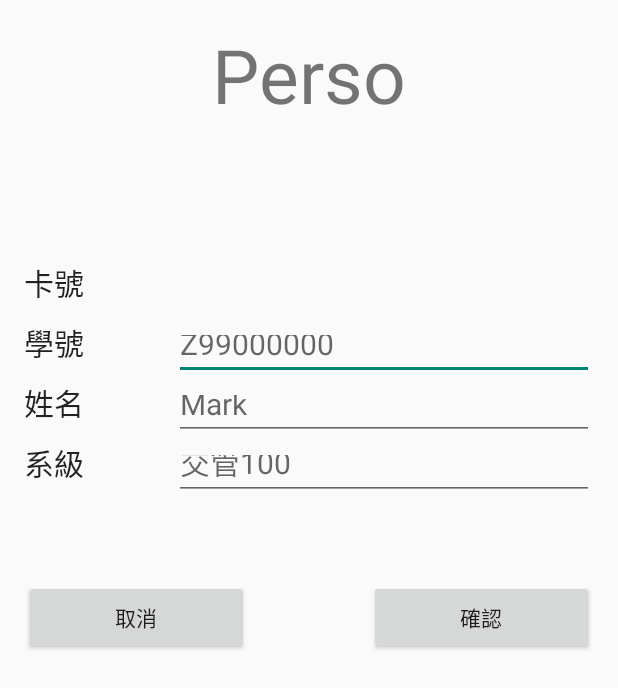
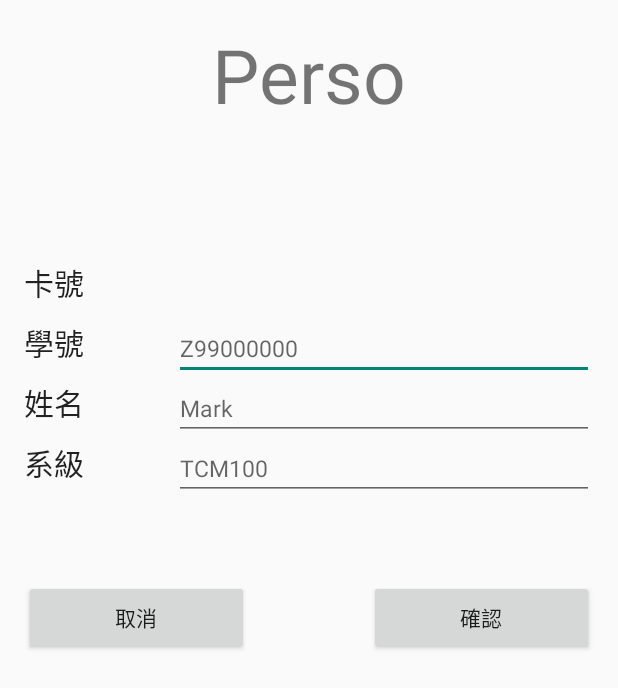
Before and after one commit to Alexpon/Android_StudentCard_Roster, an Android app: the MainActivity screen opened directly, with no data from a screen before it, after a tap on "首次使用", on a phone screen of 412 x 824 dp. Shown: the top 688 px of the screen. Run offline under Robolectric (Android 15) with nearby library versions, the phone set to English and light mode, and no system bars; pictures from the network do not load; 5 statements that could not run were skipped.

Commit message:
app 3.0
增加音效
修改一些Layout設定

```diff
--- a/app/src/main/java/mbp/alexpon/com/cardreader/MainActivity.java
+++ b/app/src/main/java/mbp/alexpon/com/cardreader/MainActivity.java
@@ -4,7 +4,11 @@ import android.app.Activity;
 import android.app.PendingIntent;
 import android.content.Intent;
 import android.content.IntentFilter;
+import android.media.AudioAttributes;
+import android.media.AudioManager;
+import android.media.SoundPool;
 import android.nfc.NfcAdapter;
+import android.os.Build;
 import android.os.Bundle;
 import android.text.format.Time;
 import android.text.method.ScrollingMovementMethod;
@@ -35,6 +39,9 @@ public class MainActivity extends Activity {
     private PendingIntent pendingIntent;
     private IntentFilter[] intentFilter;
 
+    private SoundPool soundPool;
+    private int sneezeId;
+
     @Override
     protected void onCreate(Bundle savedInstanceState) {
         super.onCreate(savedInstanceState);
@@ -44,6 +51,24 @@ public class MainActivity extends Activity {
         pendingSetting();
         myNfcAdapter = NfcAdapter.getDefaultAdapter(this);
         checkNfc();
+
+        if(Build.VERSION.SDK_INT >= Build.VERSION_CODES.LOLLIPOP){
+            AudioAttributes aa = new AudioAttributes.Builder()
+                    .setContentType(AudioAttributes.CONTENT_TYPE_MUSIC)
+                    .setUsage(AudioAttributes.USAGE_GAME)
+                    .build();
+
+            soundPool = new SoundPool.Builder()
+                    .setMaxStreams(10)
+                    .setAudioAttributes(aa)
+                    .build();
+            sneezeId = soundPool.load(this, R.raw.bee, 1);
+        }
+        else{
+            soundPool = new SoundPool(10, AudioManager.STREAM_MUSIC, 1);
+            sneezeId = soundPool.load(this, R.raw.bee, 1);
+        }
+
     }
 
     public void inits(){
@@ -131,7 +156,10 @@ public class MainActivity extends Activity {
         index++;
 
         data_area.append(card_id + " " + dateTime.year + "/" + dateTime.month + "/" +
-            dateTime.date + " " + dateTime.hour + ":" + dateTime.minute + ":" + dateTime.second + "\n");
+                dateTime.date + " " + dateTime.hour + ":" + dateTime.minute + ":" + dateTime.second + "\n");
+
+        soundPool.play(sneezeId, 1, 1, 0, 0, 1);
+
         super.onNewIntent(intent);
     }
 
@@ -171,63 +199,4 @@ public class MainActivity extends Activity {
         int second = t.second;
         return new DateTime(year, month, date, hour, minute, second);
     }
-/*
-    private void checkUser(final User user){
-        ServerRequests serverRequests = new ServerRequests(this);
-        serverRequests.fetchUserInBackground(user, new GetUserCallBack() {
-            @Override
-            public void done(User returnedUser) {
-                if(returnedUser==null){
-                    Bundle bundle = new Bundle();
-                    bundle.putString("card_id", user.card_id);
-                    Intent intent = new Intent(MainActivity.this, Perso.class);
-                    intent.putExtras(bundle);
-                    startActivity(intent);
-                }
-                else {
-                    showAlertDialog(returnedUser);
-                }
-            }
-        });
-    }
-
-    private void showAlertDialog(final User user){
-        AlertDialog.Builder myAlertDialog = new AlertDialog.Builder(this);
-        myAlertDialog.setTitle("點名");
-        myAlertDialog.setMessage("卡號：" + user.card_id + "\n姓名："
-                + user.student_name + "\n學號：" + user.student_id);
-        myAlertDialog.setNegativeButton("取消", new DialogInterface.OnClickListener() {
-            @Override
-            public void onClick(DialogInterface dialog, int which) {
-            }
-        });
-        myAlertDialog.setPositiveButton("確認", new DialogInterface.OnClickListener() {
-            @Override
-            public void onClick(DialogInterface dialog, int which) {
-                roster(user);
-            }
-        });
-        myAlertDialog.show();
-    }
-
-    private void roster(User user){
-        Time t = new Time(Time.getCurrentTimezone());
-        t.setToNow();
-        int year = t.year;
-        int month = t.month+1; //?
-        int date = t.monthDay;
-        int hour = t.hour; // 0-23
-        int minute = t.minute;
-        int second = t.second;
-        DateTime dateTime = new DateTime(year, month, date, hour, minute, second);
-
-        ServerRequests serverRequests = new ServerRequests(this);
-        serverRequests.storeRosterDataInBackground(user, dateTime, new GetUserCallBack() {
-            @Override
-            public void done(User returnedUser) {
-                Toast.makeText(getApplicationContext(), "Roster Success!", Toast.LENGTH_SHORT).show();
-            }
-        });
-    }
-*/
 }
--- a/app/src/main/java/mbp/alexpon/com/cardreader/Perso.java
+++ b/app/src/main/java/mbp/alexpon/com/cardreader/Perso.java
@@ -4,7 +4,11 @@ import android.app.Activity;
 import android.app.PendingIntent;
 import android.content.Intent;
 import android.content.IntentFilter;
+import android.media.AudioAttributes;
+import android.media.AudioManager;
+import android.media.SoundPool;
 import android.nfc.NfcAdapter;
+import android.os.Build;
 import android.os.Bundle;
 import android.view.View;
 import android.widget.Button;
@@ -26,6 +30,10 @@ public class Perso extends Activity {
     private Button perso_submit;
     private String get_card_id;
 
+    private SoundPool soundPool;
+    private int sneezeId;
+
+
     @Override
     protected void onCreate(Bundle savedInstanceState) {
         super.onCreate(savedInstanceState);
@@ -36,6 +44,23 @@ public class Perso extends Activity {
 
         pendingSetting();
         myNfcAdapter = NfcAdapter.getDefaultAdapter(this);
+
+        if(Build.VERSION.SDK_INT >= Build.VERSION_CODES.LOLLIPOP){
+            AudioAttributes aa = new AudioAttributes.Builder()
+                    .setContentType(AudioAttributes.CONTENT_TYPE_MUSIC)
+                    .setUsage(AudioAttributes.USAGE_GAME)
+                    .build();
+
+            soundPool = new SoundPool.Builder()
+                    .setMaxStreams(10)
+                    .setAudioAttributes(aa)
+                    .build();
+            sneezeId = soundPool.load(this, R.raw.perso, 1);
+        }
+        else{
+            soundPool = new SoundPool(10, AudioManager.STREAM_MUSIC, 1);
+            sneezeId = soundPool.load(this, R.raw.perso, 1);
+        }
 
     }
 
@@ -101,6 +126,7 @@ public class Perso extends Activity {
     protected void onNewIntent(Intent intent) {
         get_card_id = ByteArrayToHexString(intent.getByteArrayExtra(myNfcAdapter.EXTRA_ID));
         card_id.setText(get_card_id);
+        soundPool.play(sneezeId, 1, 1, 0, 0, 1);
         super.onNewIntent(intent);
     }
 
--- a/app/src/main/res/layout/activity_perso.xml
+++ b/app/src/main/res/layout/activity_perso.xml
@@ -52,7 +52,7 @@
         android:layout_height="40dp"
         android:inputType="textPersonName"
         android:hint="@string/perso_hintID"
-        android:textSize="20sp"
+        android:textSize="15sp"
         android:ems="10"
         android:id="@+id/et_student_id"
         android:layout_below="@+id/card"
@@ -75,7 +75,7 @@
         android:layout_height="40dp"
         android:inputType="textPersonName"
         android:hint="@string/perso_hintName"
-        android:textSize="20sp"
+        android:textSize="15sp"
         android:ems="10"
         android:id="@+id/et_student_name"
         android:layout_below="@+id/student_id"
@@ -98,7 +98,7 @@
         android:layout_height="40dp"
         android:inputType="textPersonName"
         android:hint="@string/perso_hintDep"
-        android:textSize="20sp"
+        android:textSize="15sp"
         android:ems="10"
         android:id="@+id/et_department"
         android:layout_below="@+id/student_name"
--- a/app/src/main/res/layout/activity_sync_data.xml
+++ b/app/src/main/res/layout/activity_sync_data.xml
@@ -29,7 +29,7 @@
         android:layout_centerHorizontal="true" />
 
     <TextView
-        android:layout_width="100dp"
+        android:layout_width="150dp"
         android:layout_height="50dp"
         android:textAppearance="?android:attr/textAppearanceLarge"
         android:text="@string/sync_class"
@@ -67,7 +67,7 @@
         android:layout_centerHorizontal="true" />
 
     <Spinner
-        android:layout_width="150dp"
+        android:layout_width="200dp"
         android:layout_height="40dp"
         android:gravity="center"
         android:background="#3333cc"
--- a/app/src/main/res/values/strings.xml
+++ b/app/src/main/res/values/strings.xml
@@ -19,7 +19,7 @@
     <string name="perso_hintID">Z99000000</string>
     <string name="perso_hintName">Mark</string>
     <string name="perso_department">系級</string>
-    <string name="perso_hintDep">交管100</string>
+    <string name="perso_hintDep">TCM100</string>
     <string name="perso_cancel">取消</string>
     <string name="perso_submit">確認</string>
 
```
Also changed, not shown: 8 other files.
